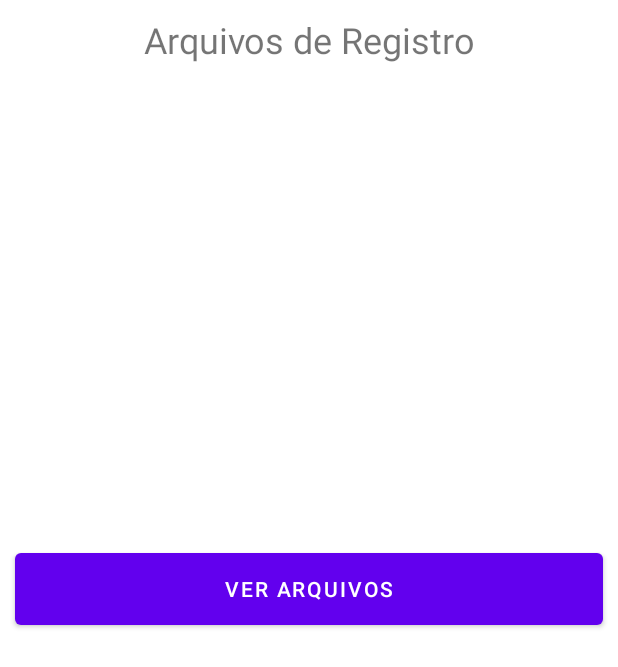
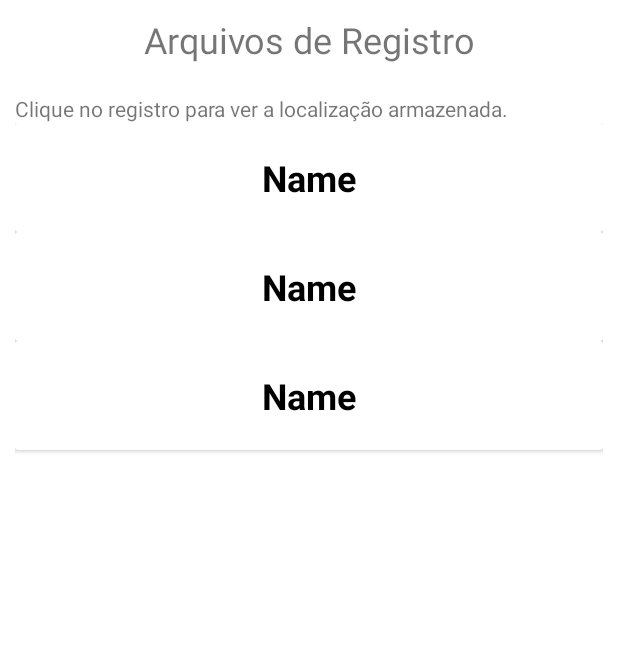
Before and after one commit to ameliagalvao/exercises, an Android app: the layout fragment_list.xml on its own in the app's theme, with its tools: preview values and no code run, on a phone screen of 412 x 824 dp. Shown: the top 667 px of the screen. Run offline under Robolectric (Android 15) with nearby library versions, the phone set to English and light mode, and no system bars.

Commit message:
Add files via upload

```diff
--- a/TrackDelivery/app/src/main/res/layout/fragment_list.xml
+++ b/TrackDelivery/app/src/main/res/layout/fragment_list.xml
@@ -1,55 +1,37 @@
 <?xml version="1.0" encoding="utf-8"?>
 <FrameLayout xmlns:android="http://schemas.android.com/apk/res/android"
-    xmlns:app="http://schemas.android.com/apk/res-auto"
     xmlns:tools="http://schemas.android.com/tools"
     android:id="@+id/listFragment"
     android:layout_width="match_parent"
     android:layout_height="match_parent"
     tools:context=".storage.ListFragment">
 
-    <ScrollView
+    <LinearLayout
         android:layout_width="match_parent"
-        android:layout_height="match_parent">
-
-        <androidx.constraintlayout.widget.ConstraintLayout
-            android:layout_width="match_parent"
-            android:layout_height="wrap_content"
-            android:orientation="vertical">
+        android:layout_height="match_parent"
+        android:orientation="vertical"
+        android:padding="10dp">
 
         <TextView
             android:id="@+id/tvTitleList"
             android:layout_width="match_parent"
             android:layout_height="wrap_content"
-                android:layout_marginTop="10dp"
+            android:layout_marginBottom="20dp"
             android:text="Arquivos de Registro"
             android:textAlignment="center"
-                android:textSize="24sp"
-                app:layout_constraintEnd_toEndOf="parent"
-                app:layout_constraintStart_toStartOf="parent"
-                app:layout_constraintTop_toTopOf="parent" />
+            android:textSize="24sp" />
+
+        <TextView
+            android:id="@+id/textView2"
+            android:layout_width="match_parent"
+            android:layout_height="wrap_content"
+            android:text="Clique no registro para ver a localização armazenada." />
 
         <androidx.recyclerview.widget.RecyclerView
             android:id="@+id/recViewRegister"
             android:layout_width="match_parent"
-                android:layout_height="300dp"
-                android:layout_marginTop="10dp"
-                app:layout_constraintEnd_toEndOf="parent"
-                app:layout_constraintStart_toStartOf="parent"
-                app:layout_constraintTop_toBottomOf="@+id/tvTitleList"
-                tools:listitem="@layout/item_register_card">
-
-            </androidx.recyclerview.widget.RecyclerView>
-
-            <Button
-                android:id="@+id/btwnShowFiles"
-                android:layout_width="match_parent"
-                android:layout_height="60dp"
-                android:layout_margin="10dp"
-                android:text="Ver arquivos"
-                app:layout_constraintEnd_toEndOf="parent"
-                app:layout_constraintStart_toStartOf="parent"
-                app:layout_constraintTop_toBottomOf="@+id/recViewRegister" />
-        </androidx.constraintlayout.widget.ConstraintLayout>
-    </ScrollView>
+            android:layout_height="match_parent"
+            tools:listitem="@layout/item_register_card" />
+    </LinearLayout>
 
 </FrameLayout>
--- a/TrackDelivery/app/src/main/res/layout/fragment_tracking.xml
+++ b/TrackDelivery/app/src/main/res/layout/fragment_tracking.xml
@@ -8,14 +8,10 @@
     tools:context=".tracking.TrackingFragment">
 
     <!-- TODO: Update blank fragment layout -->
-    <ScrollView
-        android:layout_width="match_parent"
-        android:layout_height="match_parent">
-
     <androidx.constraintlayout.widget.ConstraintLayout
         android:id="@+id/constraintLayout"
         android:layout_width="match_parent"
-            android:layout_height="wrap_content">
+        android:layout_height="match_parent">
 
         <TextView
             android:id="@+id/tvLocation"
@@ -93,6 +89,5 @@
             app:layout_constraintTop_toTopOf="@+id/linearLayout" />
 
     </androidx.constraintlayout.widget.ConstraintLayout>
-    </ScrollView>
 
 </FrameLayout>
--- /dev/null
+++ b/TrackDelivery/app/src/main/res/layout/item_register_card.xml
@@ -0,0 +1,29 @@
+<?xml version="1.0" encoding="utf-8"?>
+<androidx.cardview.widget.CardView xmlns:android="http://schemas.android.com/apk/res/android"
+    xmlns:app="http://schemas.android.com/apk/res-auto"
+    android:layout_width="match_parent"
+    android:layout_height="wrap_content">
+
+    <androidx.constraintlayout.widget.ConstraintLayout
+        android:layout_width="match_parent"
+        android:layout_height="wrap_content"
+        android:layout_margin="10dp"
+        android:padding="10dp">
+
+        <TextView
+            android:id="@+id/tvFileName"
+            android:layout_width="wrap_content"
+            android:layout_height="wrap_content"
+            android:fontFamily="sans-serif"
+            android:text="Name"
+            android:textColor="@color/black"
+            android:textSize="24sp"
+            android:textStyle="bold"
+            app:layout_constraintBottom_toBottomOf="parent"
+            app:layout_constraintEnd_toEndOf="parent"
+            app:layout_constraintStart_toStartOf="parent"
+            app:layout_constraintTop_toTopOf="parent" />
+
+
+    </androidx.constraintlayout.widget.ConstraintLayout>
+</androidx.cardview.widget.CardView>
```
Lines whose indentation alone changed are shown as unchanged.
